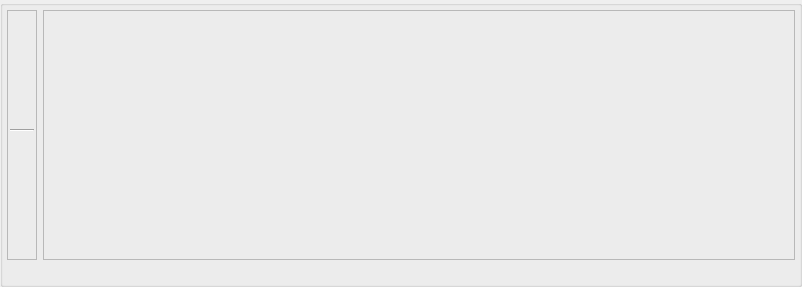
Before: the Qt Designer form src/terralib/qt/widgets/rp/ui/RasterNavigatorWidgetForm.ui in claudiobogossian/terralib5, drawn with Qt 5.
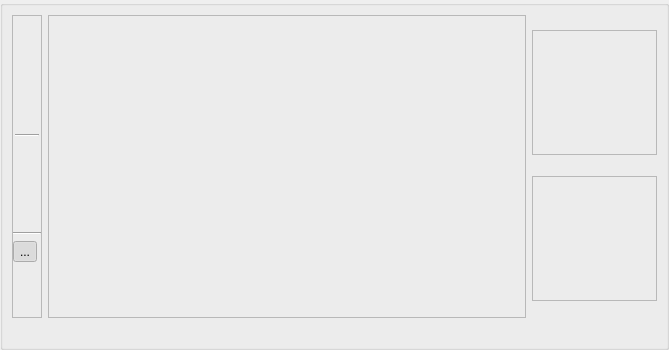
After: the same form once the commit is applied.

Commit message: Melhorias no componente TiePointLocator. ZoomInMapDisplayWidget e EyeBirdMapDisplayWidget criados para auxiliar na visualização dos dados, funcionam como mapdisplays especializados, ja esta sendo feita melhorias na documentação.

The edit to the form file:
```diff
--- a/src/terralib/qt/widgets/rp/ui/RasterNavigatorWidgetForm.ui
+++ b/src/terralib/qt/widgets/rp/ui/RasterNavigatorWidgetForm.ui
@@ -6,14 +6,14 @@
    <rect>
     <x>0</x>
     <y>0</y>
-    <width>802</width>
-    <height>287</height>
+    <width>669</width>
+    <height>350</height>
    </rect>
   </property>
   <property name="windowTitle">
    <string>Raster Navigator</string>
   </property>
-  <layout class="QGridLayout" name="gridLayout_6">
+  <layout class="QGridLayout" name="gridLayout_8">
    <property name="margin">
     <number>0</number>
    </property>
@@ -37,17 +37,17 @@
      <property name="checked">
       <bool>false</bool>
      </property>
-     <layout class="QGridLayout" name="gridLayout_5">
-      <property name="margin">
-       <number>2</number>
-      </property>
+     <layout class="QGridLayout" name="gridLayout_7">
       <item row="0" column="0">
-       <layout class="QGridLayout" name="gridLayout_4">
-        <property name="margin">
-         <number>2</number>
-        </property>
+       <layout class="QGridLayout" name="gridLayout_6">
         <item row="0" column="0">
          <widget class="QFrame" name="m_toolsFrame">
+          <property name="sizePolicy">
+           <sizepolicy hsizetype="Fixed" vsizetype="Preferred">
+            <horstretch>0</horstretch>
+            <verstretch>0</verstretch>
+           </sizepolicy>
+          </property>
           <property name="frameShape">
            <enum>QFrame::StyledPanel</enum>
           </property>
@@ -60,6 +60,25 @@
            </property>
            <item row="0" column="0">
             <layout class="QGridLayout" name="gridLayout_2">
+             <item row="3" column="0">
+              <widget class="QToolButton" name="m_extraDisplaysToolButton">
+               <property name="toolTip">
+                <string>Show Auxiliary Displays</string>
+               </property>
+               <property name="text">
+                <string>...</string>
+               </property>
+               <property name="checkable">
+                <bool>true</bool>
+               </property>
+               <property name="checked">
+                <bool>true</bool>
+               </property>
+               <property name="autoRaise">
+                <bool>true</bool>
+               </property>
+              </widget>
+             </item>
              <item row="0" column="0">
               <layout class="QGridLayout" name="gridLayout">
                <property name="margin">
@@ -176,32 +195,39 @@
                </item>
               </layout>
              </item>
-             <item row="2" column="0">
+             <item row="1" column="0">
+              <widget class="QToolButton" name="m_readPixelActionToolButton">
+               <property name="text">
+                <string/>
+               </property>
+               <property name="checkable">
+                <bool>true</bool>
+               </property>
+               <property name="autoExclusive">
+                <bool>true</bool>
+               </property>
+               <property name="autoRaise">
+                <bool>true</bool>
+               </property>
+              </widget>
+             </item>
+             <item row="5" column="0">
               <spacer name="verticalSpacer">
                <property name="orientation">
                 <enum>Qt::Vertical</enum>
                </property>
                <property name="sizeHint" stdset="0">
                 <size>
-                 <width>20</width>
-                 <height>40</height>
+                 <width>28</width>
+                 <height>13</height>
                 </size>
                </property>
               </spacer>
              </item>
-             <item row="1" column="0">
-              <widget class="QToolButton" name="m_readPixelActionToolButton">
-               <property name="text">
-                <string/>
-               </property>
-               <property name="checkable">
-                <bool>true</bool>
-               </property>
-               <property name="autoExclusive">
-                <bool>true</bool>
-               </property>
-               <property name="autoRaise">
-                <bool>true</bool>
+             <item row="2" column="0">
+              <widget class="Line" name="m_extraLine">
+               <property name="orientation">
+                <enum>Qt::Horizontal</enum>
                </property>
               </widget>
              </item>
@@ -211,33 +237,145 @@
          </widget>
         </item>
         <item row="0" column="1">
-         <widget class="QFrame" name="m_frame">
-          <property name="sizePolicy">
-           <sizepolicy hsizetype="MinimumExpanding" vsizetype="MinimumExpanding">
-            <horstretch>0</horstretch>
-            <verstretch>0</verstretch>
-           </sizepolicy>
+         <layout class="QGridLayout" name="gridLayout_5">
+          <item row="0" column="0">
+           <widget class="QFrame" name="m_frame">
+            <property name="sizePolicy">
+             <sizepolicy hsizetype="MinimumExpanding" vsizetype="MinimumExpanding">
+              <horstretch>0</horstretch>
+              <verstretch>0</verstretch>
+             </sizepolicy>
+            </property>
+            <property name="frameShape">
+             <enum>QFrame::StyledPanel</enum>
+            </property>
+            <property name="frameShadow">
+             <enum>QFrame::Plain</enum>
+            </property>
+           </widget>
+          </item>
+          <item row="0" column="1">
+           <layout class="QGridLayout" name="gridLayout_4">
+            <item row="0" column="0">
+             <spacer name="verticalSpacer_2">
+              <property name="orientation">
+               <enum>Qt::Vertical</enum>
+              </property>
+              <property name="sizeType">
+               <enum>QSizePolicy::Minimum</enum>
+              </property>
+              <property name="sizeHint" stdset="0">
+               <size>
+                <width>20</width>
+                <height>0</height>
+               </size>
+              </property>
+             </spacer>
+            </item>
+            <item row="1" column="0">
+             <widget class="QFrame" name="m_eyeBirdFrame">
+              <property name="sizePolicy">
+               <sizepolicy hsizetype="Fixed" vsizetype="Fixed">
+                <horstretch>0</horstretch>
+                <verstretch>0</verstretch>
+               </sizepolicy>
+              </property>
+              <property name="minimumSize">
+               <size>
+                <width>125</width>
+                <height>125</height>
+               </size>
+              </property>
+              <property name="maximumSize">
+               <size>
+                <width>125</width>
+                <height>125</height>
+               </size>
+              </property>
+              <property name="frameShape">
+               <enum>QFrame::StyledPanel</enum>
+              </property>
+              <property name="frameShadow">
+               <enum>QFrame::Plain</enum>
+              </property>
+             </widget>
+            </item>
+            <item row="2" column="0">
+             <spacer name="verticalSpacer_3">
+              <property name="orientation">
+               <enum>Qt::Vertical</enum>
+              </property>
+              <property name="sizeType">
+               <enum>QSizePolicy::Minimum</enum>
+              </property>
+              <property name="sizeHint" stdset="0">
+               <size>
+                <width>20</width>
+                <height>0</height>
+               </size>
+              </property>
+             </spacer>
+            </item>
+            <item row="3" column="0">
+             <widget class="QFrame" name="m_zoomInFrame">
+              <property name="sizePolicy">
+               <sizepolicy hsizetype="Fixed" vsizetype="Fixed">
+                <horstretch>0</horstretch>
+                <verstretch>0</verstretch>
+               </sizepolicy>
+              </property>
+              <property name="minimumSize">
+               <size>
+                <width>125</width>
+                <height>125</height>
+               </size>
+              </property>
+              <property name="maximumSize">
+               <size>
+                <width>125</width>
+                <height>125</height>
+               </size>
+              </property>
+              <property name="frameShape">
+               <enum>QFrame::StyledPanel</enum>
+              </property>
+              <property name="frameShadow">
+               <enum>QFrame::Plain</enum>
+              </property>
+             </widget>
+            </item>
+            <item row="4" column="0">
+             <spacer name="verticalSpacer_4">
+              <property name="orientation">
+               <enum>Qt::Vertical</enum>
+              </property>
+              <property name="sizeType">
+               <enum>QSizePolicy::Minimum</enum>
+              </property>
+              <property name="sizeHint" stdset="0">
+               <size>
+                <width>20</width>
+                <height>0</height>
+               </size>
+              </property>
+             </spacer>
+            </item>
+           </layout>
+          </item>
+         </layout>
+        </item>
+        <item row="1" column="0" colspan="2">
+         <widget class="QLabel" name="m_label">
+          <property name="text">
+           <string/>
           </property>
-          <property name="frameShape">
-           <enum>QFrame::StyledPanel</enum>
-          </property>
-          <property name="frameShadow">
-           <enum>QFrame::Raised</enum>
+          <property name="alignment">
+           <set>Qt::AlignCenter</set>
           </property>
          </widget>
         </item>
        </layout>
       </item>
-      <item row="1" column="0">
-       <widget class="QLabel" name="m_label">
-        <property name="text">
-         <string/>
-        </property>
-        <property name="alignment">
-         <set>Qt::AlignCenter</set>
-        </property>
-       </widget>
-      </item>
      </layout>
     </widget>
    </item>
```
Left out of the diff: 165 changed lines with no effect on the pictures. The commit also changes 20 other files.
